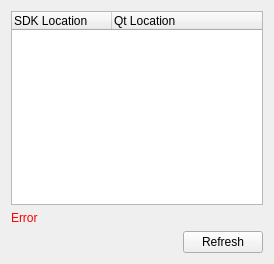
This is src/plugins/qt4projectmanager/qt-s60/s60devicespreferencepane.ui in qt-creator/qt-creator as Qt 5 draws it before an edit. The edited form follows.
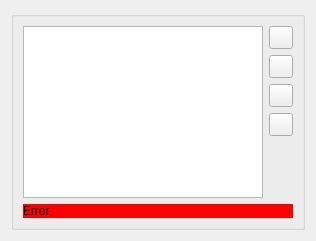
This is the edited form.

```diff
--- a/src/plugins/qt4projectmanager/qt-s60/s60devicespreferencepane.ui
+++ b/src/plugins/qt4projectmanager/qt-s60/s60devicespreferencepane.ui
@@ -6,16 +6,21 @@
    <rect>
     <x>0</x>
     <y>0</y>
-    <width>274</width>
-    <height>264</height>
+    <width>316</width>
+    <height>241</height>
    </rect>
   </property>
   <property name="windowTitle">
    <string>Form</string>
   </property>
+  <layout class="QVBoxLayout" name="verticalLayout_2">
+   <item>
+    <widget class="QGroupBox" name="groupBox">
   <layout class="QVBoxLayout" name="verticalLayout">
    <item>
-    <widget class="QTreeWidget" name="list">
+       <layout class="QHBoxLayout" name="horizontalLayout">
+        <item>
+         <widget class="QTreeView" name="list">
      <property name="indentation">
       <number>0</number>
      </property>
@@ -25,31 +30,62 @@
      <property name="uniformRowHeights">
       <bool>true</bool>
      </property>
-     <property name="columnCount">
-      <number>2</number>
-     </property>
-     <attribute name="headerCascadingSectionResizes">
+          <property name="allColumnsShowFocus">
       <bool>true</bool>
-     </attribute>
-     <attribute name="headerCascadingSectionResizes">
-      <bool>true</bool>
-     </attribute>
-     <column>
-      <property name="text">
-       <string>SDK Location</string>
-      </property>
-     </column>
-     <column>
-      <property name="text">
-       <string>Qt Location</string>
-      </property>
-     </column>
-    </widget>
+          </property>
+         </widget>
+        </item>
+        <item>
+         <layout class="QVBoxLayout" name="buttonLayout">
+          <item>
+           <widget class="QToolButton" name="refreshButton">
+            <property name="toolTip">
+             <string>Refresh</string>
+            </property>
+           </widget>
+          </item>
+          <item>
+           <widget class="QToolButton" name="addButton">
+            <property name="toolTip">
+             <string>Add</string>
+            </property>
+           </widget>
+          </item>
+          <item>
+           <widget class="QToolButton" name="changeQtButton">
+            <property name="toolTip">
+             <string>Change Qt version</string>
+            </property>
+           </widget>
+          </item>
+          <item>
+           <widget class="QToolButton" name="removeButton">
+            <property name="toolTip">
+             <string>Remove</string>
+            </property>
+           </widget>
+          </item>
+          <item>
+           <spacer name="verticalSpacer">
+            <property name="orientation">
+             <enum>Qt::Vertical</enum>
+            </property>
+            <property name="sizeHint" stdset="0">
+             <size>
+              <width>20</width>
+              <height>40</height>
+             </size>
+            </property>
+           </spacer>
+          </item>
+         </layout>
+        </item>
+       </layout>
    </item>
    <item>
     <widget class="QLabel" name="errorLabel">
      <property name="styleSheet">
-      <string notr="true">color: red;</string>
+         <string notr="true">background-color: red;</string>
      </property>
      <property name="text">
       <string>Error</string>
@@ -62,29 +98,8 @@
      </property>
     </widget>
    </item>
-   <item>
-    <layout class="QHBoxLayout" name="horizontalLayout">
-     <item>
-      <spacer name="horizontalSpacer">
-       <property name="orientation">
-        <enum>Qt::Horizontal</enum>
-       </property>
-       <property name="sizeHint" stdset="0">
-        <size>
-         <width>40</width>
-         <height>20</height>
-        </size>
-       </property>
-      </spacer>
-     </item>
-     <item>
-      <widget class="QPushButton" name="refreshButton">
-       <property name="text">
-        <string>Refresh</string>
-       </property>
-      </widget>
-     </item>
-    </layout>
+     </layout>
+    </widget>
    </item>
   </layout>
  </widget>
```
Lines whose indentation alone changed are shown as unchanged.
